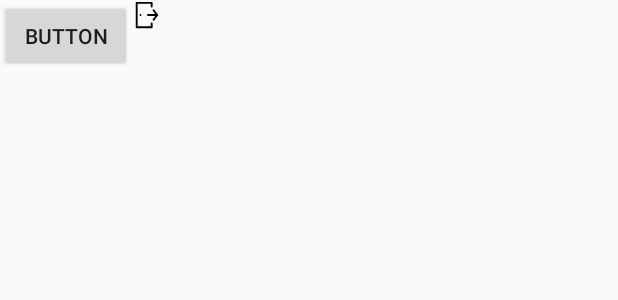
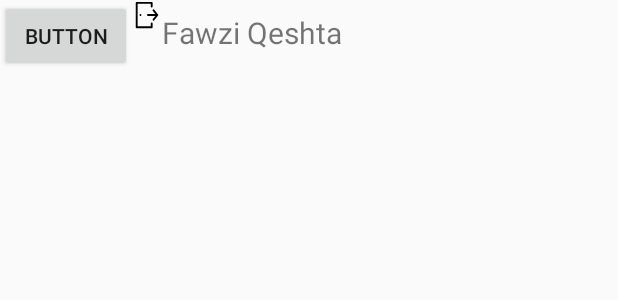
Before and after one commit to MahMughanni/teFinalProject, an Android app: the layout fragment_note.xml on its own in the app's theme, with its tools: preview values and no code run, on a phone screen of 412 x 824 dp. Shown: the top 300 px of the screen. Run offline under Robolectric (Android 15) with nearby library versions, the phone set to English and light mode, and no system bars.

Commit message:
NewTextView

```diff
--- a/app/src/main/res/layout/fragment_note.xml
+++ b/app/src/main/res/layout/fragment_note.xml
@@ -23,6 +23,12 @@
            android:layout_height="wrap_content"
            android:src="@drawable/ic_logout" />
 
+       <TextView
+           android:layout_width="match_parent"
+           android:layout_height="wrap_content"
+           android:text="Fawzi Qeshta"
+           android:textSize="20sp"/>
+
 
    </LinearLayout>
 
```
